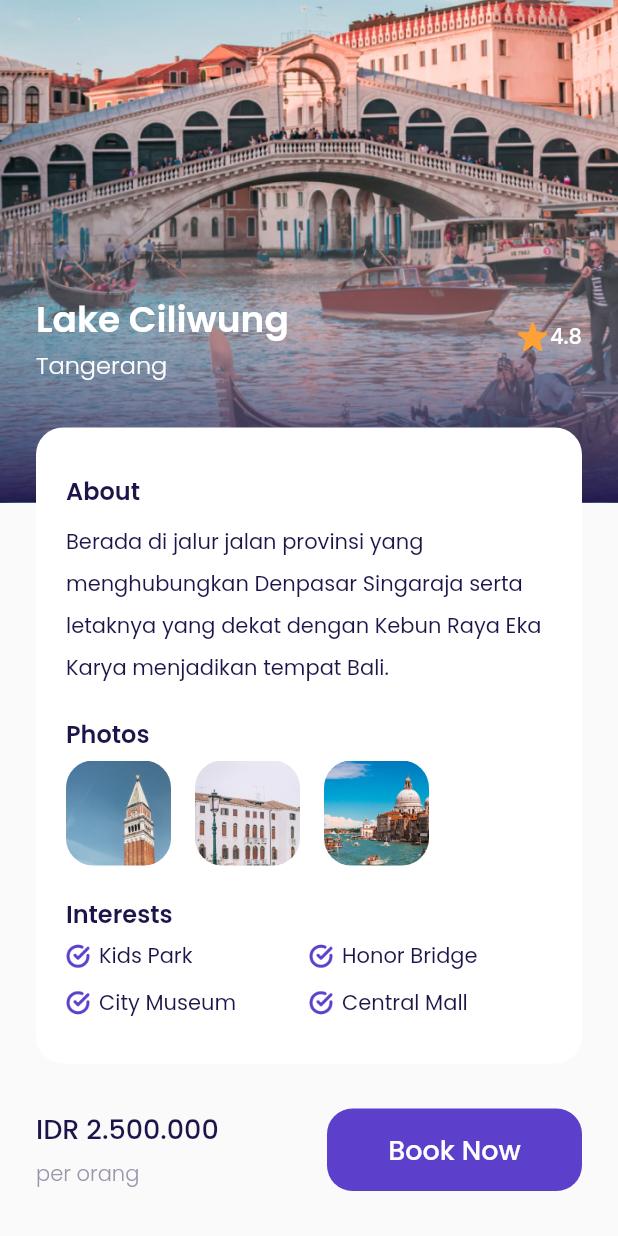
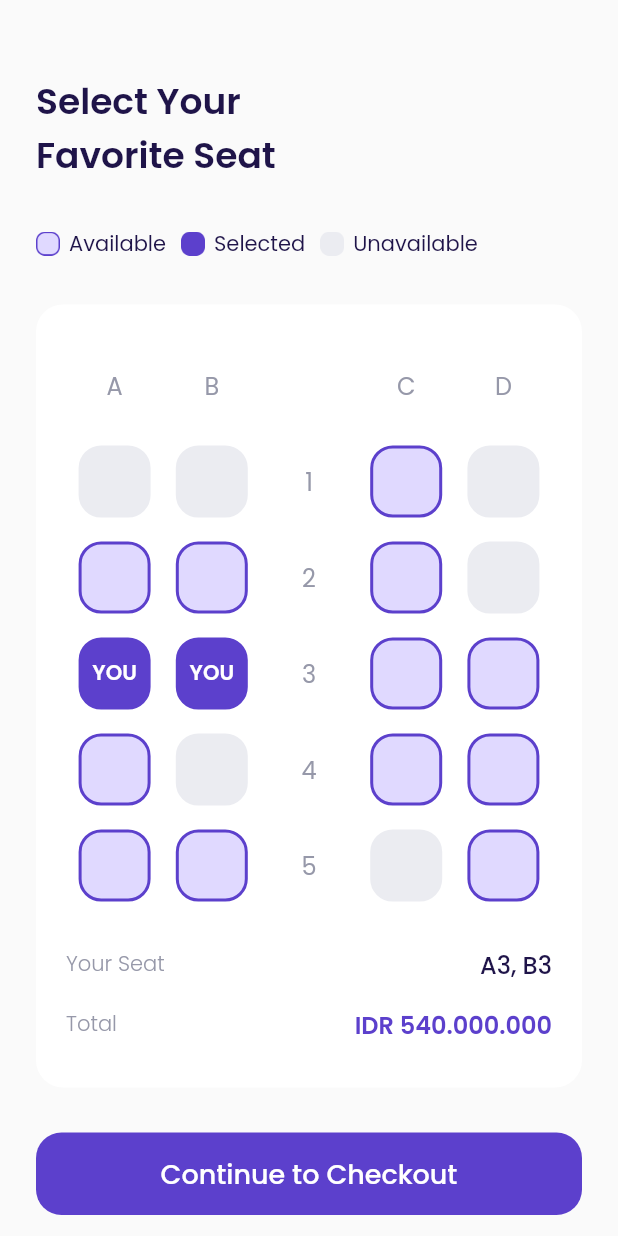
Before and after one commit to dzikrymh/flutter-airplane, a Flutter app: the DetailPage screen opened by its route, scrolled down 115 dp, after a tap on "Book Now", on a phone screen of 412 x 824 dp. Run offline on Flutter 3.47's test engine with Material 2 defaults, Android fonts, the phone set to English and light mode, and no system bars; our stand-ins replace google_fonts.

Commit message:
add choose seat page

```diff
--- a/lib/main.dart
+++ b/lib/main.dart
@@ -1,4 +1,6 @@
 import 'package:airplane/ui/pages/bonus_page.dart';
+import 'package:airplane/ui/pages/checkout_page.dart';
+import 'package:airplane/ui/pages/choose_seat_page.dart';
 import 'package:airplane/ui/pages/detail_page.dart';
 import 'package:airplane/ui/pages/get_started_page.dart';
 import 'package:airplane/ui/pages/main_page.dart';
@@ -22,6 +24,8 @@ class MyApp extends StatelessWidget {
         '/bonus': (context) => BonusPage(),
         '/main': (context) => MainPage(),
         '/detail': (context) => DetailPage(),
+        '/choose-seat': (context) => ChooseSeatPage(),
+        '/checkout': (context) => CheckoutPage(),
       },
     );
   }
--- a/lib/shared/themes.dart
+++ b/lib/shared/themes.dart
@@ -13,6 +13,8 @@ Color kRedColor = Color(0xffEB70A5);
 Color kBackgroundColor = Color(0xffFAFAFA);
 Color kInactiveColor = Color(0xffDBD7EC);
 Color kTransparentColor = Colors.transparent;
+Color kAvailableColor = Color(0xffE0D9FF);
+Color kUnavailableColor = Color(0xffEBECF1);
 
 TextStyle blackTextStyle = GoogleFonts.poppins(
   color: kBlackColor,
--- /dev/null
+++ b/lib/ui/pages/checkout_page.dart
@@ -0,0 +1,184 @@
+import 'package:flutter/material.dart';
+import '../../shared/themes.dart';
+
+class CheckoutPage extends StatelessWidget {
+  const CheckoutPage({Key? key}) : super(key: key);
+
+  @override
+  Widget build(BuildContext context) {
+    Widget header() {
+      return Container(
+        margin: EdgeInsets.only(top: 50),
+        child: Column(
+          children: [
+            Container(
+              width: 291,
+              height: 65,
+              margin: EdgeInsets.only(bottom: 10),
+              decoration: BoxDecoration(
+                image: DecorationImage(
+                  image: AssetImage(
+                    'assets/image_checkout.png',
+                  ),
+                ),
+              ),
+            ),
+            Row(
+              mainAxisAlignment: MainAxisAlignment.spaceBetween,
+              children: [
+                Column(
+                  crossAxisAlignment: CrossAxisAlignment.start,
+                  children: [
+                    Text(
+                      'CGK',
+                      style: blackTextStyle.copyWith(
+                        fontSize: 24,
+                        fontWeight: semiBold,
+                      ),
+                    ),
+                    Text(
+                      'Tangerang',
+                      style: greyTextStyle.copyWith(
+                        fontWeight: light,
+                      ),
+                    ),
+                  ],
+                ),
+                Column(
+                  crossAxisAlignment: CrossAxisAlignment.end,
+                  children: [
+                    Text(
+                      'TLC',
+                      style: blackTextStyle.copyWith(
+                        fontSize: 24,
+                        fontWeight: semiBold,
+                      ),
+                    ),
+                    Text(
+                      'Ciliwung',
+                      style: greyTextStyle.copyWith(
+                        fontWeight: light,
+                      ),
+                    ),
+                  ],
+                ),
+              ],
+            ),
+          ],
+        ),
+      );
+    }
+
+    Widget bookingDetails() {
+      return Container(
+        margin: EdgeInsets.only(top: 30),
+        padding: EdgeInsets.symmetric(
+          horizontal: 20,
+          vertical: 30,
+        ),
+        decoration: BoxDecoration(
+          color: kWhiteColor,
+          borderRadius: BorderRadius.circular(18),
+        ),
+        child: Column(
+          crossAxisAlignment: CrossAxisAlignment.start,
+          children: [
+            // Destination Tile
+            Row(
+              children: [
+                Container(
+                  width: 70,
+                  height: 70,
+                  margin: EdgeInsets.only(
+                    right: 16,
+                  ),
+                  decoration: BoxDecoration(
+                    borderRadius: BorderRadius.circular(18),
+                    image: DecorationImage(
+                      fit: BoxFit.cover,
+                      image: AssetImage(
+                        'assets/image_destination1.png',
+                      ),
+                    ),
+                  ),
+                ),
+                Expanded(
+                  child: Column(
+                    crossAxisAlignment: CrossAxisAlignment.start,
+                    children: [
+                      Text(
+                        'Ciliwung',
+                        style: blackTextStyle.copyWith(
+                          fontSize: 18,
+                          fontWeight: medium,
+                        ),
+                      ),
+                      SizedBox(
+                        height: 5,
+                      ),
+                      Text(
+                        'Tangerang',
+                        style: greyTextStyle.copyWith(
+                          fontWeight: light,
+                        ),
+                      ),
+                    ],
+                  ),
+                ),
+                Row(
+                  mainAxisAlignment: MainAxisAlignment.center,
+                  crossAxisAlignment: CrossAxisAlignment.start,
+                  children: [
+                    Container(
+                      height: 20,
+                      width: 20,
+                      margin: EdgeInsets.only(right: 2),
+                      decoration: BoxDecoration(
+                        image: DecorationImage(
+                          image: AssetImage(
+                            'assets/icon_star.png',
+                          ),
+                        ),
+                      ),
+                    ),
+                    Text(
+                      '4.8',
+                      style: blackTextStyle.copyWith(
+                        fontWeight: medium,
+                      ),
+                    ),
+                  ],
+                ),
+              ],
+            ),
+
+            // Booking details text
+            Container(
+              margin: EdgeInsets.only(top: 20),
+              child: Text(
+                'Booking Details',
+                style: blackTextStyle.copyWith(
+                  fontSize: 16,
+                  fontWeight: semiBold,
+                ),
+              ),
+            ),
+          ],
+        ),
+      );
+    }
+
+    return Scaffold(
+      backgroundColor: kBackgroundColor,
+      body: ListView(
+        padding: EdgeInsets.symmetric(
+          horizontal: defaultMargin,
+        ),
+        children: [
+          header(),
+          bookingDetails(),
+        ],
+      ),
+    );
+  }
+}
--- /dev/null
+++ b/lib/ui/pages/choose_seat_page.dart
@@ -0,0 +1,426 @@
+import 'package:airplane/ui/widgets/custom_button.dart';
+import 'package:airplane/ui/widgets/seat_item.dart';
+import 'package:flutter/material.dart';
+import '../../shared/themes.dart';
+
+class ChooseSeatPage extends StatelessWidget {
+  const ChooseSeatPage({Key? key}) : super(key: key);
+
+  @override
+  Widget build(BuildContext context) {
+    Widget title() {
+      return Container(
+        margin: EdgeInsets.only(
+          top: 50,
+        ),
+        child: Text(
+          'Select Your\nFavorite Seat',
+          style: blackTextStyle.copyWith(
+            fontSize: 24,
+            fontWeight: semiBold,
+          ),
+        ),
+      );
+    }
+
+    Widget seatStatus() {
+      return Container(
+        margin: EdgeInsets.only(
+          top: 30,
+        ),
+        child: Row(
+          children: [
+            // available
+            Container(
+              width: 16,
+              height: 16,
+              margin: EdgeInsets.only(
+                right: 6,
+              ),
+              decoration: BoxDecoration(
+                image: DecorationImage(
+                  image: AssetImage(
+                    'assets/icon_available.png',
+                  ),
+                ),
+              ),
+            ),
+            Text(
+              'Available',
+              style: blackTextStyle,
+            ),
+            // selected
+            Container(
+              width: 16,
+              height: 16,
+              margin: EdgeInsets.only(
+                left: 10,
+                right: 6,
+              ),
+              decoration: BoxDecoration(
+                image: DecorationImage(
+                  image: AssetImage(
+                    'assets/icon_selected.png',
+                  ),
+                ),
+              ),
+            ),
+            Text(
+              'Selected',
+              style: blackTextStyle,
+            ),
+            // unavailable
+            Container(
+              width: 16,
+              height: 16,
+              margin: EdgeInsets.only(
+                left: 10,
+                right: 6,
+              ),
+              decoration: BoxDecoration(
+                image: DecorationImage(
+                  image: AssetImage(
+                    'assets/icon_unavailable.png',
+                  ),
+                ),
+              ),
+            ),
+            Text(
+              'Unavailable',
+              style: blackTextStyle,
+            ),
+          ],
+        ),
+      );
+    }
+
+    Widget selectSeat() {
+      return Container(
+        width: double.infinity,
+        margin: EdgeInsets.only(top: 30),
+        padding: EdgeInsets.symmetric(
+          horizontal: 20,
+          vertical: 30,
+        ),
+        decoration: BoxDecoration(
+          borderRadius: BorderRadius.circular(18),
+          color: kWhiteColor,
+        ),
+        child: Column(
+          children: [
+            // Seat Indicator
+            Row(
+              mainAxisAlignment: MainAxisAlignment.spaceAround,
+              children: [
+                Container(
+                  width: 48,
+                  height: 48,
+                  child: Center(
+                    child: Text(
+                      'A',
+                      style: greyTextStyle.copyWith(
+                        fontSize: 16,
+                      ),
+                    ),
+                  ),
+                ),
+                Container(
+                  width: 48,
+                  height: 48,
+                  child: Center(
+                    child: Text(
+                      'B',
+                      style: greyTextStyle.copyWith(
+                        fontSize: 16,
+                      ),
+                    ),
+                  ),
+                ),
+                Container(
+                  width: 48,
+                  height: 48,
+                  child: Center(
+                    child: Text(
+                      '',
+                      style: greyTextStyle.copyWith(
+                        fontSize: 16,
+                      ),
+                    ),
+                  ),
+                ),
+                Container(
+                  width: 48,
+                  height: 48,
+                  child: Center(
+                    child: Text(
+                      'C',
+                      style: greyTextStyle.copyWith(
+                        fontSize: 16,
+                      ),
+                    ),
+                  ),
+                ),
+                Container(
+                  width: 48,
+                  height: 48,
+                  child: Center(
+                    child: Text(
+                      'D',
+                      style: greyTextStyle.copyWith(
+                        fontSize: 16,
+                      ),
+                    ),
+                  ),
+                ),
+              ],
+            ),
+
+            // Seat 1
+            Container(
+              margin: EdgeInsets.only(top: 16),
+              child: Row(
+                mainAxisAlignment: MainAxisAlignment.spaceAround,
+                children: [
+                  SeatItem(
+                    status: 2,
+                  ),
+                  SeatItem(
+                    status: 2,
+                  ),
+                  Container(
+                    width: 48,
+                    height: 48,
+                    child: Center(
+                      child: Text(
+                        '1',
+                        style: greyTextStyle.copyWith(
+                          fontSize: 16,
+                        ),
+                      ),
+                    ),
+                  ),
+                  SeatItem(
+                    status: 0,
+                  ),
+                  SeatItem(
+                    status: 2,
+                  ),
+                ],
+              ),
+            ),
+
+            // Seat 2
+            Container(
+              margin: EdgeInsets.only(top: 16),
+              child: Row(
+                mainAxisAlignment: MainAxisAlignment.spaceAround,
+                children: [
+                  SeatItem(
+                    status: 0,
+                  ),
+                  SeatItem(
+                    status: 0,
+                  ),
+                  Container(
+                    width: 48,
+                    height: 48,
+                    child: Center(
+                      child: Text(
+                        '2',
+                        style: greyTextStyle.copyWith(
+                          fontSize: 16,
+                        ),
+                      ),
+                    ),
+                  ),
+                  SeatItem(
+                    status: 0,
+                  ),
+                  SeatItem(
+                    status: 2,
+                  ),
+                ],
+              ),
+            ),
+
+            // Seat 3
+            Container(
+              margin: EdgeInsets.only(top: 16),
+              child: Row(
+                mainAxisAlignment: MainAxisAlignment.spaceAround,
+                children: [
+                  SeatItem(
+                    status: 1,
+                  ),
+                  SeatItem(
+                    status: 1,
+                  ),
+                  Container(
+                    width: 48,
+                    height: 48,
+                    child: Center(
+                      child: Text(
+                        '3',
+                        style: greyTextStyle.copyWith(
+                          fontSize: 16,
+                        ),
+                      ),
+                    ),
+                  ),
+                  SeatItem(
+                    status: 0,
+                  ),
+                  SeatItem(
+                    status: 0,
+                  ),
+                ],
+              ),
+            ),
+
+            // Seat 4
+            Container(
+              margin: EdgeInsets.only(top: 16),
+              child: Row(
+                mainAxisAlignment: MainAxisAlignment.spaceAround,
+                children: [
+                  SeatItem(
+                    status: 0,
+                  ),
+                  SeatItem(
+                    status: 2,
+                  ),
+                  Container(
+                    width: 48,
+                    height: 48,
+                    child: Center(
+                      child: Text(
+                        '4',
+                        style: greyTextStyle.copyWith(
+                          fontSize: 16,
+                        ),
+                      ),
+                    ),
+                  ),
+                  SeatItem(
+                    status: 0,
+                  ),
+                  SeatItem(
+                    status: 0,
+                  ),
+                ],
+              ),
+            ),
+
+            // Seat 5
+            Container(
+              margin: EdgeInsets.only(top: 16),
+              child: Row(
+                mainAxisAlignment: MainAxisAlignment.spaceAround,
+                children: [
+                  SeatItem(
+                    status: 0,
+                  ),
+                  SeatItem(
+                    status: 0,
+                  ),
+                  Container(
+                    width: 48,
+                    height: 48,
+                    child: Center(
+                      child: Text(
+                        '5',
+                        style: greyTextStyle.copyWith(
+                          fontSize: 16,
+                        ),
+                      ),
+                    ),
+                  ),
+                  SeatItem(
+                    status: 2,
+                  ),
+                  SeatItem(
+                    status: 0,
+                  ),
+                ],
+              ),
+            ),
+
+            // Your Seat
+            Container(
+              margin: EdgeInsets.only(top: 30),
+              child: Row(
+                mainAxisAlignment: MainAxisAlignment.spaceBetween,
+                children: [
+                  Text(
+                    'Your Seat',
+                    style: greyTextStyle.copyWith(
+                      fontWeight: light,
+                    ),
+                  ),
+                  Text(
+                    'A3, B3',
+                    style: blackTextStyle.copyWith(
+                      fontWeight: medium,
+                      fontSize: 16,
+                    ),
+                  ),
+                ],
+              ),
+            ),
+
+            // Total
+            Container(
+              margin: EdgeInsets.only(top: 16),
+              child: Row(
+                mainAxisAlignment: MainAxisAlignment.spaceBetween,
+                children: [
+                  Text(
+                    'Total',
+                    style: greyTextStyle.copyWith(
+                      fontWeight: light,
+                    ),
+                  ),
+                  Text(
+                    'IDR 540.000.000',
+                    style: purpleTextStyle.copyWith(
+                      fontWeight: semiBold,
+                      fontSize: 16,
+                    ),
+                  ),
+                ],
+              ),
+            ),
+          ],
+        ),
+      );
+    }
+
+    Widget checkoutButton() {
+      return CustomButton(
+        title: 'Continue to Checkout',
+        onPresed: () {
+          Navigator.pushNamed(context, '/checkout');
+        },
+        margin: EdgeInsets.only(
+          top: 30,
+          bottom: 46,
+        ),
+      );
+    }
+
+    return Scaffold(
+      backgroundColor: kBackgroundColor,
+      body: ListView(
+        padding: EdgeInsets.symmetric(
+          horizontal: 24,
+        ),
+        children: [
+          title(),
+          seatStatus(),
+          selectSeat(),
+          checkoutButton(),
+        ],
+      ),
+    );
+  }
+}
--- a/lib/ui/pages/detail_page.dart
+++ b/lib/ui/pages/detail_page.dart
@@ -256,7 +256,9 @@ class DetailPage extends StatelessWidget {
                   // Book button
                   CustomButton(
                     title: 'Book Now',
-                    onPresed: () {},
+                    onPresed: () {
+                      Navigator.pushNamed(context, '/choose-seat');
+                    },
                     width: 170,
                   ),
                 ],
--- /dev/null
+++ b/lib/ui/widgets/seat_item.dart
@@ -0,0 +1,75 @@
+import 'package:flutter/material.dart';
+import '../../shared/themes.dart';
+
+class SeatItem extends StatelessWidget {
+  // NOTE: 0 = Available; 1 = Selected; 2 = Unavailable
+  final int status;
+
+  const SeatItem({
+    Key? key,
+    required this.status,
+  }) : super(key: key);
+
+  @override
+  Widget build(BuildContext context) {
+    backgroundColor() {
+      switch (status) {
+        case 0:
+          return kAvailableColor;
+        case 1:
+          return kPrimaryColor;
+        case 2:
+          return kUnavailableColor;
+        default:
+          return kUnavailableColor;
+      }
+    }
+
+    borderColor() {
+      switch (status) {
+        case 0:
+          return kPrimaryColor;
+        case 1:
+          return kPrimaryColor;
+        case 2:
+          return kUnavailableColor;
+        default:
+          return kUnavailableColor;
+      }
+    }
+
+    child() {
+      switch (status) {
+        case 0:
+          return SizedBox();
+        case 1:
+          return Center(
+            child: Text(
+              'YOU',
+              style: whiteTextStyle.copyWith(
+                fontWeight: semiBold,
+              ),
+            ),
+          );
+        case 2:
+          return SizedBox();
+        default:
+          return SizedBox();
+      }
+    }
+
+    return Container(
+      width: 48,
+      height: 48,
+      decoration: BoxDecoration(
+        color: backgroundColor(),
+        borderRadius: BorderRadius.circular(15),
+        border: Border.all(
+          color: borderColor(),
+          width: 2,
+        ),
+      ),
+      child: child(),
+    );
+  }
+}
```
